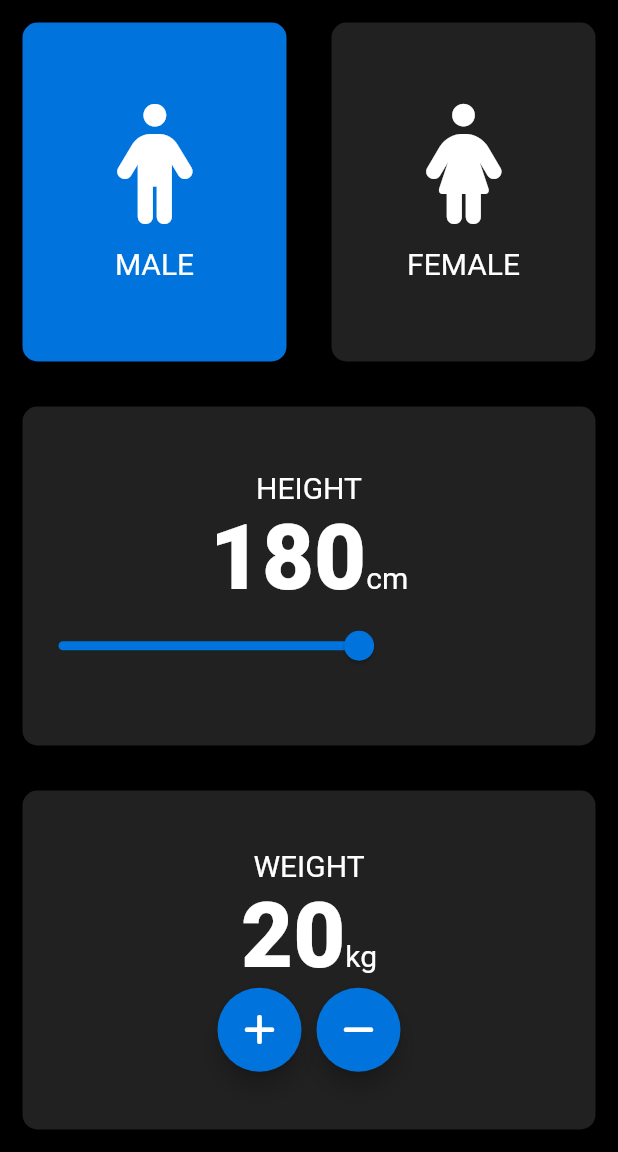
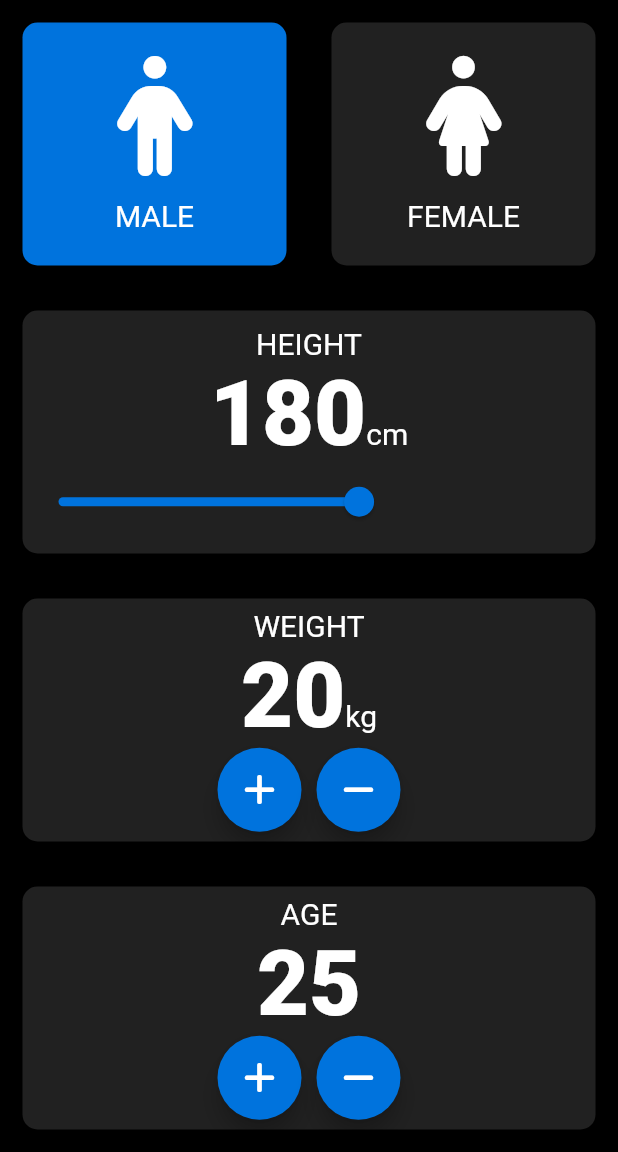
Before and after one commit to Eshan9715/BMI-Calculator, a Flutter app: the screen it shows after launch, on a phone screen of 412 x 824 dp, the part 84-1236 px from its top. Run offline on Flutter 3.47's test engine with Material 2 defaults, Android fonts, the phone set to English and light mode, and no system bars; our stand-ins replace font_awesome_flutter.

Commit message:
Adding age section

```diff
--- a/lib/main_screen.dart
+++ b/lib/main_screen.dart
@@ -205,8 +205,59 @@ class _MainScreenState extends State<MainScreen> {
                 ],
               ),
             ),
-          ],
-        ),
-      );
+
+          Expanded(
+            child: ContainerBox(
+              boxColor: inActiveColor,
+              childwidget: Column(
+                mainAxisAlignment: MainAxisAlignment.center,
+                children: <Widget>[
+                  const Text(
+                    'AGE',
+                    style: textStyle1,
+                  ),
+                  Text(
+                    age.toString(),
+                    style: textStyle2,
+                  ),
+                  Row(
+                    mainAxisAlignment: MainAxisAlignment.center,
+                    children: <Widget>[
+                      FloatingActionButton(
+                        onPressed: () {
+                          setState(() {
+                            if (age < 100) {
+                              age++;
+                            }
+                          });
+                        },
+                        backgroundColor: activeColor,
+                        child: const Icon(FontAwesomeIcons.plus,
+                            color: Colors.white),
+                      ),
+                      const SizedBox(
+                        width: 10.0,
+                      ),
+                      FloatingActionButton(
+                        onPressed: () {
+                          setState(() {
+                            if (age > 0) {
+                              age--;
+                            }
+                          });
+                        },
+                        backgroundColor: activeColor,
+                        child: const Icon(FontAwesomeIcons.minus,
+                            color: Colors.white),
+                      ),
+                    ],
+                  ),
+                ],
+              ),
+            ),
+          ),
+        ],
+       ),
+    );
   }
 }
```
